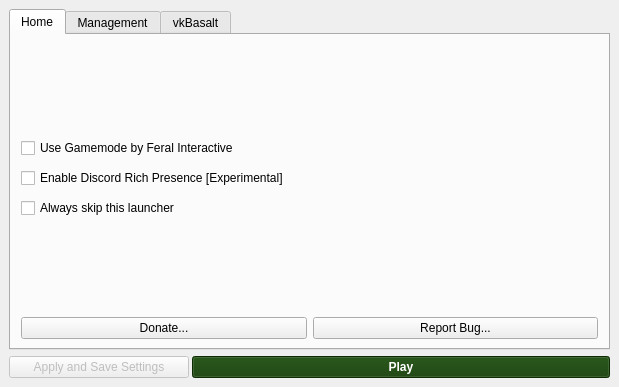
Before: the Qt Designer form src/installer.ui in polkaulfield/lol-for-linux-installer, drawn with Qt 5.
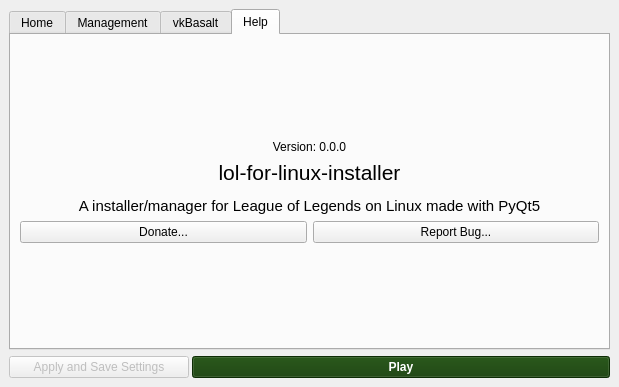
After: the same form once the commit is applied. The open tabs and pages were chosen to show the change. Icons and pictures are not drawn.

Commit message:
Add Help tab
And move donate and report bug buttons to it

Diff of the .ui file:
```diff
--- a/src/installer.ui
+++ b/src/installer.ui
@@ -301,79 +301,6 @@
                  <string>Home</string>
                 </attribute>
                 <layout class="QGridLayout" name="gridLayout_5">
-                 <item row="16" column="1">
-                  <layout class="QHBoxLayout" name="horizontalLayout_8">
-                   <item>
-                    <widget class="QPushButton" name="donatebutton">
-                     <property name="sizePolicy">
-                      <sizepolicy hsizetype="Minimum" vsizetype="Maximum">
-                       <horstretch>0</horstretch>
-                       <verstretch>0</verstretch>
-                      </sizepolicy>
-                     </property>
-                     <property name="font">
-                      <font>
-                       <weight>50</weight>
-                       <bold>false</bold>
-                      </font>
-                     </property>
-                     <property name="toolTip">
-                      <string>&lt;html&gt;&lt;head/&gt;&lt;body&gt;&lt;p&gt;If you found this software useful consider making a donation.&lt;/p&gt;&lt;/body&gt;&lt;/html&gt;</string>
-                     </property>
-                     <property name="text">
-                      <string>Donate...</string>
-                     </property>
-                     <property name="icon">
-                      <iconset theme="emblem-favorite">
-                       <normaloff>.</normaloff>.</iconset>
-                     </property>
-                    </widget>
-                   </item>
-                   <item>
-                    <widget class="QPushButton" name="githubButton2">
-                     <property name="sizePolicy">
-                      <sizepolicy hsizetype="Minimum" vsizetype="Maximum">
-                       <horstretch>0</horstretch>
-                       <verstretch>0</verstretch>
-                      </sizepolicy>
-                     </property>
-                     <property name="maximumSize">
-                      <size>
-                       <width>16777215</width>
-                       <height>16777215</height>
-                      </size>
-                     </property>
-                     <property name="font">
-                      <font>
-                       <weight>50</weight>
-                       <italic>false</italic>
-                       <bold>false</bold>
-                       <underline>false</underline>
-                      </font>
-                     </property>
-                     <property name="toolTip">
-                      <string>&lt;html&gt;&lt;head/&gt;&lt;body&gt;&lt;p&gt;Report bugs on GitHub&lt;/p&gt;&lt;/body&gt;&lt;/html&gt;</string>
-                     </property>
-                     <property name="text">
-                      <string>Report Bug...</string>
-                     </property>
-                     <property name="icon">
-                      <iconset theme="tools-report-bug">
-                       <normaloff>.</normaloff>.</iconset>
-                     </property>
-                     <property name="checkable">
-                      <bool>false</bool>
-                     </property>
-                     <property name="default">
-                      <bool>false</bool>
-                     </property>
-                     <property name="flat">
-                      <bool>false</bool>
-                     </property>
-                    </widget>
-                   </item>
-                  </layout>
-                 </item>
                  <item row="1" column="1" rowspan="2">
                   <spacer name="verticalSpacer_3">
                    <property name="orientation">
@@ -567,6 +494,32 @@
                    </item>
                   </layout>
                  </item>
+                 <item row="11" column="0">
+                  <spacer name="horizontalSpacer_24">
+                   <property name="orientation">
+                    <enum>Qt::Horizontal</enum>
+                   </property>
+                   <property name="sizeHint" stdset="0">
+                    <size>
+                     <width>40</width>
+                     <height>20</height>
+                    </size>
+                   </property>
+                  </spacer>
+                 </item>
+                 <item row="11" column="2">
+                  <spacer name="horizontalSpacer_25">
+                   <property name="orientation">
+                    <enum>Qt::Horizontal</enum>
+                   </property>
+                   <property name="sizeHint" stdset="0">
+                    <size>
+                     <width>40</width>
+                     <height>20</height>
+                    </size>
+                   </property>
+                  </spacer>
+                 </item>
                 </layout>
                </widget>
                <widget class="QWidget" name="tabmanagement">
@@ -1215,6 +1168,130 @@
                  </item>
                 </layout>
                </widget>
+               <widget class="QWidget" name="tababout">
+                <attribute name="icon">
+                 <iconset theme="help-about">
+                  <normaloff>.</normaloff>.</iconset>
+                </attribute>
+                <attribute name="title">
+                 <string>Help</string>
+                </attribute>
+                <layout class="QVBoxLayout" name="verticalLayout_4">
+                 <item>
+                  <spacer name="verticalSpacer_21">
+                   <property name="orientation">
+                    <enum>Qt::Vertical</enum>
+                   </property>
+                   <property name="sizeHint" stdset="0">
+                    <size>
+                     <width>20</width>
+                     <height>40</height>
+                    </size>
+                   </property>
+                  </spacer>
+                 </item>
+                 <item>
+                  <widget class="QLabel" name="versionlabelabout">
+                   <property name="text">
+                    <string>&lt;html&gt;&lt;head/&gt;&lt;body&gt;&lt;p align=&quot;center&quot;&gt;Version: 0.0.0&lt;/p&gt;&lt;/body&gt;&lt;/html&gt;</string>
+                   </property>
+                  </widget>
+                 </item>
+                 <item>
+                  <widget class="QLabel" name="aboutlabel">
+                   <property name="text">
+                    <string>&lt;html&gt;&lt;head/&gt;&lt;body&gt;&lt;p align=&quot;center&quot;&gt;&lt;span style=&quot; font-size:16pt;&quot;&gt;lol-for-linux-installer&lt;/span&gt;&lt;/p&gt;&lt;p align=&quot;center&quot;&gt;&lt;span style=&quot; font-size:11pt;&quot;&gt;A installer/manager for League of Legends on Linux made with PyQt5&lt;/span&gt;&lt;/p&gt;&lt;/body&gt;&lt;/html&gt;</string>
+                   </property>
+                  </widget>
+                 </item>
+                 <item>
+                  <layout class="QHBoxLayout" name="horizontalLayout_8">
+                   <item>
+                    <widget class="QPushButton" name="donatebutton">
+                     <property name="sizePolicy">
+                      <sizepolicy hsizetype="Minimum" vsizetype="Maximum">
+                       <horstretch>0</horstretch>
+                       <verstretch>0</verstretch>
+                      </sizepolicy>
+                     </property>
+                     <property name="font">
+                      <font>
+                       <weight>50</weight>
+                       <bold>false</bold>
+                      </font>
+                     </property>
+                     <property name="toolTip">
+                      <string>&lt;html&gt;&lt;head/&gt;&lt;body&gt;&lt;p&gt;If you found this software useful consider making a donation.&lt;/p&gt;&lt;/body&gt;&lt;/html&gt;</string>
+                     </property>
+                     <property name="text">
+                      <string>Donate...</string>
+                     </property>
+                     <property name="icon">
+                      <iconset theme="emblem-favorite">
+                       <normaloff>.</normaloff>.</iconset>
+                     </property>
+                    </widget>
+                   </item>
+                   <item>
+                    <widget class="QPushButton" name="githubButton2">
+                     <property name="sizePolicy">
+                      <sizepolicy hsizetype="Minimum" vsizetype="Maximum">
+                       <horstretch>0</horstretch>
+                       <verstretch>0</verstretch>
+                      </sizepolicy>
+                     </property>
+                     <property name="maximumSize">
+                      <size>
+                       <width>16777215</width>
+                       <height>16777215</height>
+                      </size>
+                     </property>
+                     <property name="font">
+                      <font>
+                       <weight>50</weight>
+                       <italic>false</italic>
+                       <bold>false</bold>
+                       <underline>false</underline>
+                      </font>
+                     </property>
+                     <property name="toolTip">
+                      <string>&lt;html&gt;&lt;head/&gt;&lt;body&gt;&lt;p&gt;Report bugs on GitHub&lt;/p&gt;&lt;/body&gt;&lt;/html&gt;</string>
+                     </property>
+                     <property name="text">
+                      <string>Report Bug...</string>
+                     </property>
+                     <property name="icon">
+                      <iconset theme="tools-report-bug">
+                       <normaloff>.</normaloff>.</iconset>
+                     </property>
+                     <property name="checkable">
+                      <bool>false</bool>
+                     </property>
+                     <property name="default">
+                      <bool>false</bool>
+                     </property>
+                     <property name="flat">
+                      <bool>false</bool>
+                     </property>
+                    </widget>
+                   </item>
+                  </layout>
+                 </item>
+                 <item>
+                  <spacer name="verticalSpacer_22">
+                   <property name="orientation">
+                    <enum>Qt::Vertical</enum>
+                   </property>
+                   <property name="sizeHint" stdset="0">
+                    <size>
+                     <width>20</width>
+                     <height>40</height>
+                    </size>
+                   </property>
+                  </spacer>
+                 </item>
+                </layout>
+               </widget>
               </widget>
              </item>
              <item>
```
The commit also changes 1 other file.
